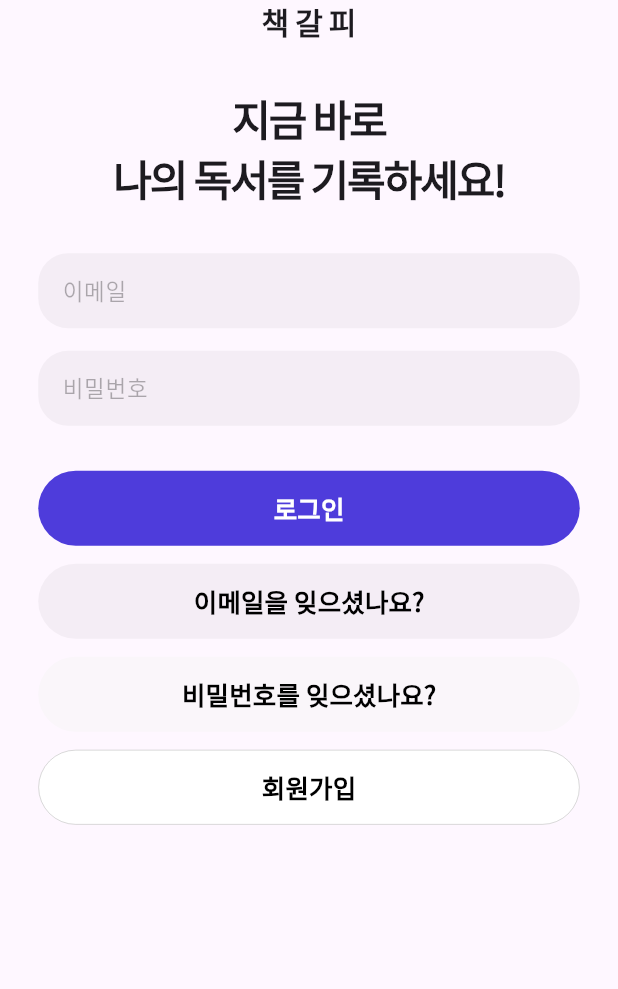
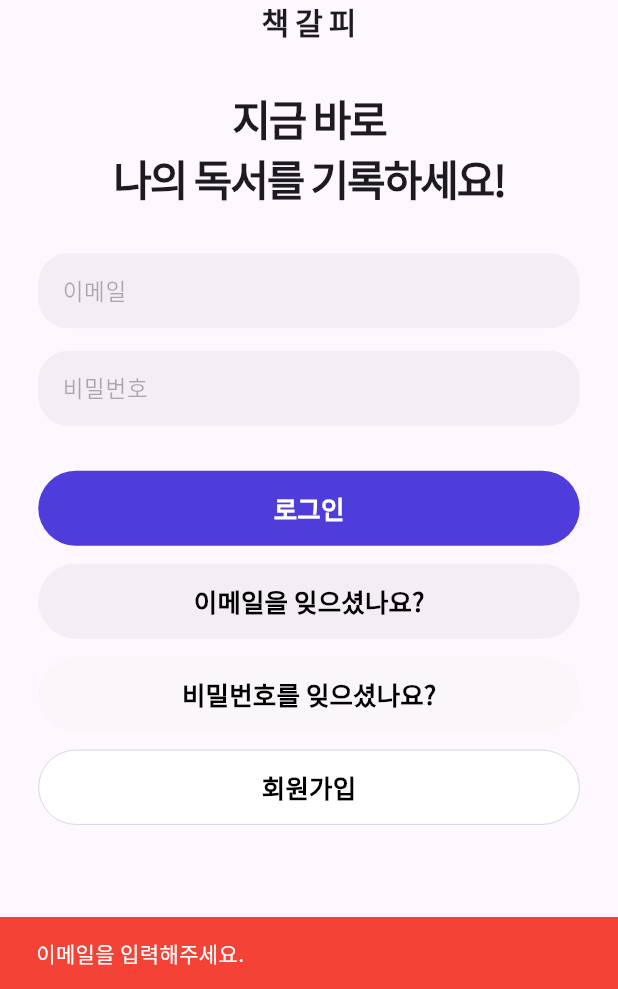
Before and after one commit to bookmarkproject/bookmark_front, a Flutter app: the screen it shows after launch, after a tap on "로그인", on a phone screen of 412 x 824 dp, the part 247-1236 px from its top. Run offline on Flutter 3.47's test engine with Material 3 defaults, Android fonts, the phone set to English and light mode, and no system bars; our stand-ins replace flutter_secure_storage, flutter_svg; accounts and stored records are empty; network calls fail.

Commit message:
refactor: 로그인관련 스프린트 코드 리팩토링 완료

```diff
--- a/lib/api/mail_api.dart
+++ b/lib/api/mail_api.dart
@@ -1,3 +1,4 @@
+import 'package:bookmarkfront/api/utils/api_basic_util.dart';
 import 'package:bookmarkfront/models/email_response.dart';
 import 'package:bookmarkfront/widgets/custom_snackbar.dart';
 import 'package:flutter/material.dart';
@@ -52,7 +53,3 @@ Future<EmailResponse?> authNumCheck(BuildContext context,String email,String aut
     return null;
   }
 }
-
-String errorMessage(response) {
-  return jsonDecode(response.body)["message"];
-}
--- a/lib/api/api_basic_util.dart
+++ b/lib/api/utils/api_basic_util.dart
@@ -1,3 +1,5 @@
+import 'dart:convert';
+
 import 'package:flutter/material.dart';
 import 'package:bookmarkfront/provider/auth_provider.dart';
 import 'package:provider/provider.dart';
@@ -13,3 +15,7 @@ Map<String,String> getHeadersIncludeAuth(BuildContext context) {
 Uri toPasredUrl(String url) {
   return Uri.parse(url);
 }
+
+String errorMessage(response) {
+  return jsonDecode(response.body)["message"];
+}
--- a/lib/models/email_response.dart
+++ b/lib/models/email_response.dart
@@ -1,6 +1,6 @@
 class EmailResponse {
   final bool isVerified;
-  final String? passwordChangeToken; // null 허용
+  final String? passwordChangeToken;
 
   EmailResponse({
     required this.isVerified,
--- a/lib/models/member.dart
+++ b/lib/models/member.dart
@@ -34,9 +34,12 @@ class Member {
 
   Map<String, dynamic> toJson() => {
     'id': id,
+    'email' : email,
     'name': name,
     'nickname': nickname,
+    'gender' :gender,
     'role': role,
-
+    'birthday' : birthday,
+    'profileImage' : profileImage
   };
 }
--- a/lib/screens/login_page.dart
+++ b/lib/screens/auth/login_page.dart
@@ -1,6 +1,4 @@
 import 'package:bookmarkfront/api/auth_api.dart';
-import 'package:bookmarkfront/api/member_api.dart';
-import 'package:bookmarkfront/provider/auth_provider.dart';
 import 'package:bookmarkfront/utils/global_util.dart';
 import 'package:bookmarkfront/widgets/login_buttons.dart';
 import 'package:bookmarkfront/widgets/login_textfield.dart';
@@ -23,7 +21,7 @@ class _LoginPageState extends State<LoginPage> {
     return Scaffold(
       body: Center(
         child: Padding(
-          padding: const EdgeInsets.all(16.0),
+          padding: getMainPadding(),
           child: SafeArea(
             child: Column(
               mainAxisAlignment: MainAxisAlignment.center,
@@ -78,6 +76,9 @@ class _LoginPageState extends State<LoginPage> {
                 ),
                 LoginButtons(
                   callback: () async{
+                    if(isEmptyField(context,emailController,"이메일")) return;
+                    if(isEmptyField(context, passwordController, "비밀번호")) return;
+
                     final request = {
                       "email" : emailController.text,
                       "password" : passwordController.text
--- a/lib/screens/splash_page.dart
+++ b/lib/screens/splash_page.dart
@@ -19,7 +19,7 @@ class _SplashPageState extends State<SplashPage> {
   }
 
   Future<void> _initAuth() async {
-  final authProvider = context.read<AuthProvider>();
+    final authProvider = context.read<AuthProvider>();
     await authProvider.loadToken();
 
     if (authProvider.accessToken != null) {
--- a/lib/utils/global_util.dart
+++ b/lib/utils/global_util.dart
@@ -1,5 +1,18 @@
+import 'package:bookmarkfront/widgets/custom_snackbar.dart';
 import 'package:flutter/material.dart';
 
 Color getMainColor() {
   return Color.fromRGBO(78, 60, 219, 1.0);
 }
+
+EdgeInsets getMainPadding() {
+  return const EdgeInsets.symmetric(horizontal: 16.0,vertical: 20.0);
+}
+
+bool isEmptyField(BuildContext context,TextEditingController controller,String fieldtype) {
+  bool isEmpty = controller.text.isEmpty;
+  if(isEmpty) {
+    showSnack(context,"$fieldtype을 입력해주세요.",isError: true);
+  }
+  return isEmpty;
+}
```
Also changed, not shown: lib/api/auth_api.dart (+3 -7 lines), lib/api/member_api.dart (+1 -10 lines), lib/main.dart (+7 -7 lines), lib/screens/auth/signup_page.dart (renamed from lib/screens/signup_page.dart, +10 -16 lines), lib/screens/search/search_email_page.dart (renamed from lib/screens/search_email_page.dart, +5 -9 lines), lib/screens/search/search_email_result_page.dart (renamed from lib/screens/search_email_result_page.dart, +4 -5 lines), lib/screens/search/search_password_page.dart (renamed from lib/screens/search_password_page.dart, +4 -5 lines), lib/screens/search/search_password_result_page.dart (renamed from lib/screens/search_password_result_page.dart, +3 -7 lines), lib/screens/home/home.dart (renamed from lib/screens/home.dart).
